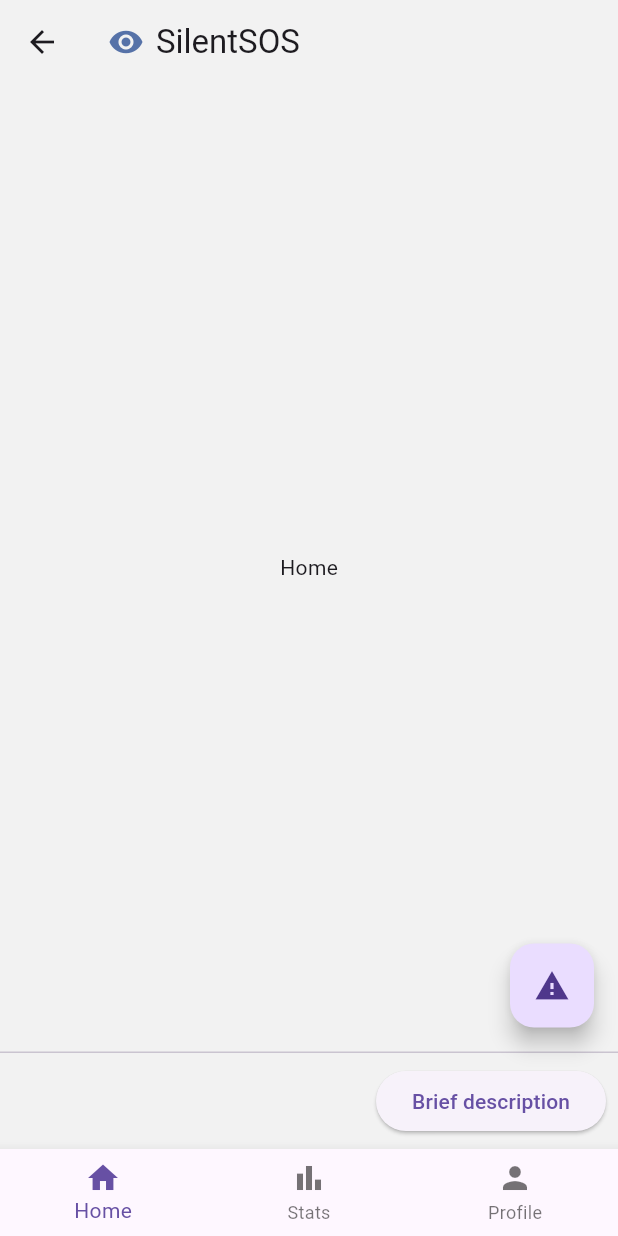
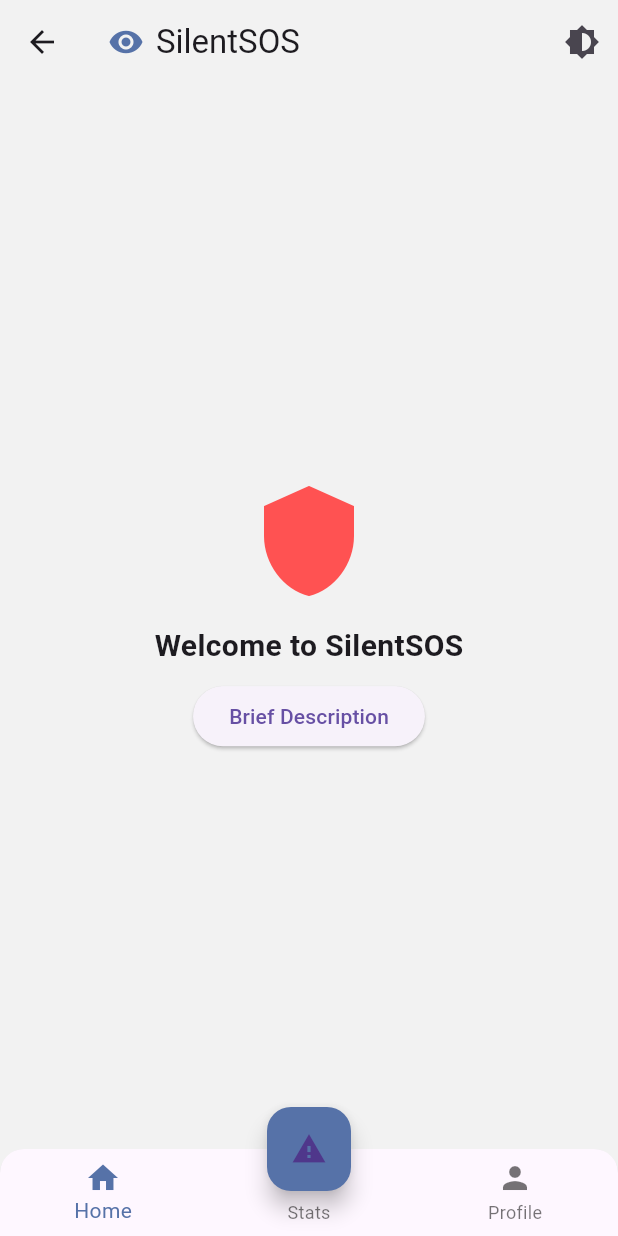
Before and after one commit to krissrae/softwaredesignandmodelingsilentsos, a Flutter app: the HomeDashboardPage screen opened by its route, on a phone screen of 412 x 824 dp. Run offline on Flutter 3.47's test engine with Material 3 defaults, Android fonts, the phone set to English and light mode, and no system bars; our stand-ins replace flutter_secure_storage, geolocator, google_sign_in; missing offline and left inert: screen_state; accounts and stored records are empty; network calls fail.

Commit message:
fixed home page

```diff
--- a/lib/home_dashboard_page.dart
+++ b/lib/home_dashboard_page.dart
@@ -8,8 +8,17 @@ import '../styles.dart';
 
 class HomeDashboardPage extends StatefulWidget {
   final VoidCallback onPressSOS;
-  const HomeDashboardPage({super.key, required this.onPressSOS, required void Function() toggleTheme, User? user});
+  final VoidCallback toggleTheme;
+  final User? user;
 
+  const HomeDashboardPage({
+    super.key,
+    required this.onPressSOS,
+    required this.toggleTheme,
+    this.user,
+  });
+
+    // Replace with your actual Home content widget
   @override
   State<HomeDashboardPage> createState() => _HomeDashboardPageState();
 }
@@ -17,17 +26,56 @@ class HomeDashboardPage extends StatefulWidget {
 class _HomeDashboardPageState extends State<HomeDashboardPage> {
   int _selectedIndex = 0;
 
-  static List<Widget> _pages = <Widget>[
-    // Replace with your actual Home content widget
-    Center(child: Text('Home')),
-    StatsPage(),
-    ProfilePage(),
+  late final List<Widget> _pages = <Widget>[
+    _buildHomePage(),
+    const StatsPage(),
+    const ProfilePage(),
   ];
 
   void _onItemTapped(int index) {
     setState(() {
       _selectedIndex = index;
     });
+  }
+
+  Widget _buildHomePage() {
+    return Center(
+      child: Column(
+        mainAxisAlignment: MainAxisAlignment.center,
+        children: [
+          const Icon(Icons.shield, size: 80, color: Colors.redAccent),
+          const SizedBox(height: 16),
+          const Text(
+            'Welcome to SilentSOS',
+            style: TextStyle(fontSize: 20, fontWeight: FontWeight.bold),
+          ),
+          const SizedBox(height: 8),
+          ElevatedButton(
+            onPressed: () {
+              showDialog(
+                context: context,
+                builder: (context) => AlertDialog(
+                  title: const Text('About SilentSOS'),
+                  content: const Text(
+                    'SilentSOS helps you stay safe. In an emergency, '
+                        'you can quickly send a silent alert to your trusted '
+                        'contacts, sharing your situation and location without '
+                        'drawing attention.',
+                  ),
+                  actions: [
+                    TextButton(
+                      onPressed: () => Navigator.pop(context),
+                      child: const Text('OK'),
+                    ),
+                  ],
+                ),
+              );
+            },
+            child: const Text('Brief Description'),
+          ),
+        ],
+      ),
+    );
   }
 
   @override
@@ -37,18 +85,31 @@ class _HomeDashboardPageState extends State<HomeDashboardPage> {
       appBar: AppBar(
         backgroundColor: AppColors.bg,
         elevation: 0,
-        title: Row(children: [
-          Icon(Icons.visibility, color: AppColors.primary),
-          const SizedBox(width: 8),
-          const Text('SilentSOS'),
-        ]),
+        title: Row(
+          children: [
+            Icon(Icons.visibility, color: AppColors.primary),
+            const SizedBox(width: 8),
+            const Text('SilentSOS'),
+          ],
+        ),
+        actions: [
+          IconButton(
+            icon: const Icon(Icons.brightness_6),
+            onPressed: widget.toggleTheme,
+            tooltip: 'Toggle Theme',
+          ),
+        ],
       ),
       body: _pages[_selectedIndex],
-      bottomNavigationBar: Container(
-        decoration: BoxDecoration(color: Colors.white, borderRadius: BorderRadius.circular(16)),
+      bottomNavigationBar: ClipRRect(
+        borderRadius: const BorderRadius.only(
+          topLeft: Radius.circular(16),
+          topRight: Radius.circular(16),
+        ),
         child: BottomNavigationBar(
           currentIndex: _selectedIndex,
           onTap: _onItemTapped,
+          selectedItemColor: AppColors.primary,
           items: const [
             BottomNavigationBarItem(
               icon: Icon(Icons.home),
@@ -66,49 +127,25 @@ class _HomeDashboardPageState extends State<HomeDashboardPage> {
         ),
       ),
       floatingActionButton: FloatingActionButton(
-        onPressed:() {
+        backgroundColor: AppColors.primary,
+        onPressed: () {
           Navigator.push(
             context,
             MaterialPageRoute(
-              builder: (context) =>
-                  PreAlertCountdownPage(
-                    onFinished: () async {
-                      Navigator.pop(context); // Close countdown page
-                      widget.onPressSOS(); // Trigger SOS
-                    },
-                    onCancel: () {
-                      Navigator.pop(context); // Just return to dashboard
-                    },
-                  ),
+              builder: (context) => PreAlertCountdownPage(
+                onFinished: () {
+                  Navigator.pop(context);
+                  widget.onPressSOS();
+                },
+                onCancel: () => Navigator.pop(context),
+              ),
             ),
           );
         },
-
-        child: Icon(Icons.warning),
         tooltip: 'SOS',
+        child: const Icon(Icons.warning),
       ),
-      persistentFooterButtons: [
-        ElevatedButton(
-          onPressed: () {
-            showDialog(
-              context: context,
-              builder: (context) => AlertDialog(
-                title: Text('Brief Description'),
-                content: Text(
-                  'SilentSOS is an app designed to help you stay safe. When you are in danger, you can quickly send a silent signal to your trusted contacts, alerting them to your situation and location without drawing attention.'
-                ),
-                actions: [
-                  TextButton(
-                    onPressed: () => Navigator.pop(context),
-                    child: Text('OK'),
-                  ),
-                ],
-              ),
-            );
-          },
-          child: Text('Brief description'),
-        ),
-      ],
+      floatingActionButtonLocation: FloatingActionButtonLocation.centerDocked,
     );
   }
 }
```
